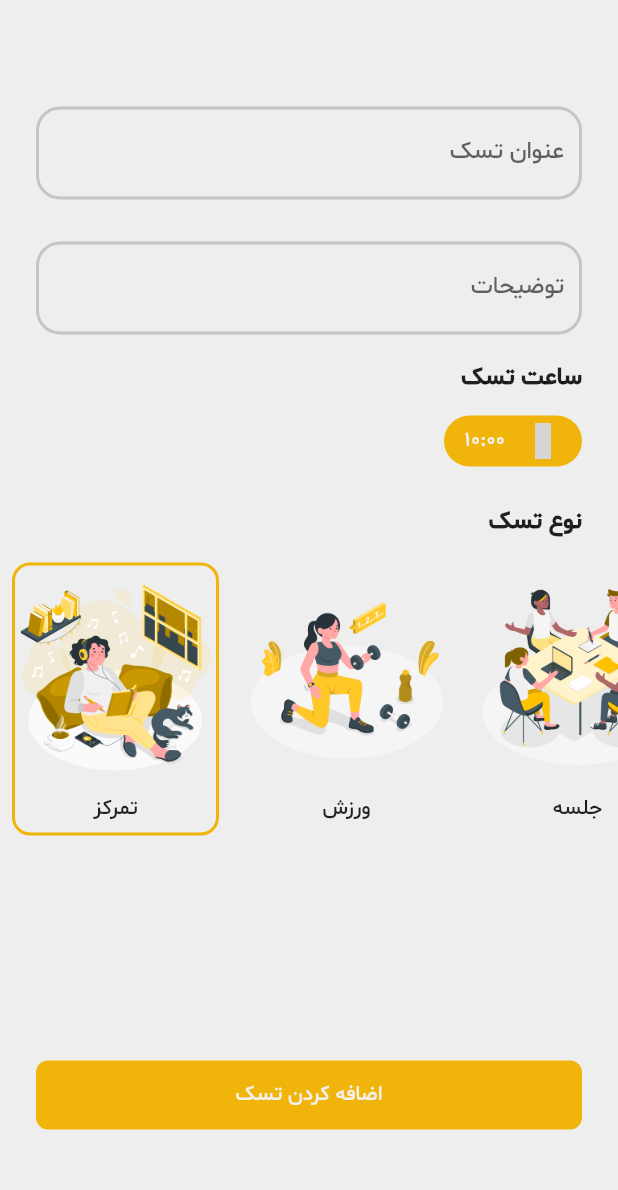
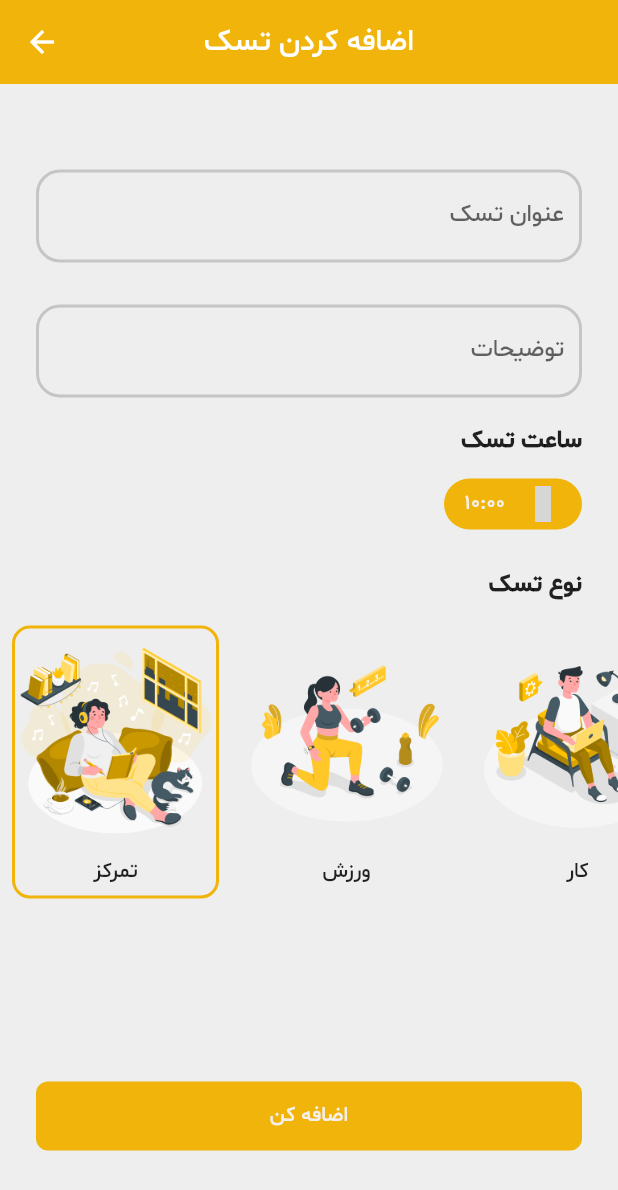
Before and after one commit to ariaramin/taskom, a Flutter app: the screen it shows after launch, after a tap on an icon or button, on a phone screen of 412 x 824 dp. Shown: the top 1190 px of the screen. Run offline on Flutter 3.47's test engine with Material 2 defaults, Android fonts, the phone set to English and light mode, and no system bars; our stand-ins replace hexcolor, hive, hive_flutter, iconsax; missing offline and left inert: day_night_time_picker, msh_checkbox; accounts and stored records are empty; statements that could not run were skipped; grey boxes are pictures that could not be loaded.

Commit message:
last commit

```diff
--- a/lib/main.dart
+++ b/lib/main.dart
@@ -4,9 +4,7 @@ import 'package:taskom/constants/constants.dart';
 import 'package:taskom/models/task.dart';
 import 'package:taskom/models/task_type.dart';
 import 'package:taskom/models/task_type_enum.dart';
-import 'package:taskom/screen/add_task_screen.dart';
 import 'package:taskom/screen/home_screen.dart';
-import 'package:taskom/widgets/task_widget.dart';
 
 void main() async {
   await Hive.initFlutter();
--- a/lib/models/task_type_enum.dart
+++ b/lib/models/task_type_enum.dart
@@ -1,5 +1,4 @@
-import 'package:hive/hive.dart';
-
+import 'package:hive_flutter/hive_flutter.dart';
 part 'task_type_enum.g.dart';
 
 @HiveType(typeId: 5)
@@ -20,5 +19,11 @@ enum TaskTypeEnum {
   studying,
 
   @HiveField(5)
-  workout
+  workout,
+
+  @HiveField(6)
+  party,
+
+  @HiveField(7)
+  date
 }
--- a/lib/screen/add_task_screen.dart
+++ b/lib/screen/add_task_screen.dart
@@ -30,6 +30,7 @@ class _AddTaskScreenState extends State<AddTaskScreen> {
     return Scaffold(
       backgroundColor: greyColor,
       resizeToAvoidBottomInset: false,
+      appBar: _getAppBar(),
       body: SafeArea(
         child: Column(
           mainAxisAlignment: MainAxisAlignment.spaceAround,
@@ -47,7 +48,15 @@ class _AddTaskScreenState extends State<AddTaskScreen> {
                 _getTaskTypeList(),
               ],
             ),
-            Container(
+            _getButton(context),
+          ],
+        ),
+      ),
+    );
+  }
+
+  Widget _getButton(BuildContext context) {
+    return Container(
       width: double.infinity,
       height: 46,
       padding: EdgeInsets.symmetric(horizontal: 24),
@@ -72,14 +81,10 @@ class _AddTaskScreenState extends State<AddTaskScreen> {
           ),
         ),
         child: Text(
-                  'اضافه کردن تسک',
+          'اضافه کن',
           style: TextStyle(
             fontSize: 14,
           ),
-                ),
-              ),
-            ),
-          ],
         ),
       ),
     );
@@ -150,6 +155,11 @@ class _AddTaskScreenState extends State<AddTaskScreen> {
             ],
           ),
         ),
+        Padding(
+          padding: EdgeInsets.symmetric(horizontal: 24),
+          child: Row(
+            mainAxisAlignment: MainAxisAlignment.end,
+            children: [
               InkWell(
                 onTap: () {
                   Navigator.of(context).push(
@@ -175,12 +185,7 @@ class _AddTaskScreenState extends State<AddTaskScreen> {
                     ),
                   );
                 },
-          child: Padding(
-            padding: EdgeInsets.symmetric(horizontal: 24),
-            child: Row(
-              mainAxisAlignment: MainAxisAlignment.end,
-              children: [
-                Container(
+                child: Container(
                   width: 92,
                   height: 34,
                   decoration: BoxDecoration(
@@ -209,8 +214,8 @@ class _AddTaskScreenState extends State<AddTaskScreen> {
                     ],
                   ),
                 ),
+              ),
             ],
-            ),
           ),
         ),
       ],
@@ -340,6 +345,15 @@ class _AddTaskScreenState extends State<AddTaskScreen> {
     return true;
   }
 
+  AppBar _getAppBar() {
+    return AppBar(
+      backgroundColor: primaryColor,
+      elevation: 0,
+      title: Text("اضافه کردن تسک"),
+      centerTitle: true,
+    );
+  }
+
   _addTask(String taskTitle, String taskSubtitle) {
     var task = Task(
       title: taskTitle,
--- a/lib/screen/home_screen.dart
+++ b/lib/screen/home_screen.dart
@@ -20,13 +20,13 @@ class _HomeScreenState extends State<HomeScreen> {
   List<Task>? _taskList;
   ValueListenable<Box<Task>>? _valueListenable;
   bool _isSearchListEmpty = false;
+  String? _searchValue;
   bool _isFabVisible = true;
 
   @override
   void initState() {
     super.initState();
     _taskList = _taskBox.values.toList();
-    _valueListenable = _taskBox.listenable();
   }
 
   @override
@@ -39,12 +39,17 @@ class _HomeScreenState extends State<HomeScreen> {
           mainAxisAlignment: MainAxisAlignment.center,
           crossAxisAlignment: CrossAxisAlignment.center,
           children: [
-            Visibility(
-              visible: !_isSearchListEmpty && _taskList!.isEmpty,
+            ValueListenableBuilder(
+              valueListenable: _taskBox.listenable(),
+              builder: (context, value, child) {
+                return Visibility(
+                  visible: !_isSearchListEmpty && _taskBox.values.isEmpty,
                   child: Padding(
                     padding: EdgeInsets.symmetric(horizontal: 76),
                     child: Image.asset("images/completed.png"),
                   ),
+                );
+              },
             ),
             Visibility(
               visible: _isSearchListEmpty,
@@ -63,11 +68,17 @@ class _HomeScreenState extends State<HomeScreen> {
                 ],
               ),
             ),
-            Visibility(
-              visible: !_isSearchListEmpty,
+            ValueListenableBuilder(
+              valueListenable: _taskBox.listenable(),
+              builder: (context, value, child) {
+                return Visibility(
+                  visible: !_isSearchListEmpty && _taskBox.values.isNotEmpty,
+                  // visible: true,
                   child: Expanded(
                     child: _getTaskList(),
                   ),
+                );
+              },
             ),
           ],
         ),
@@ -78,7 +89,7 @@ class _HomeScreenState extends State<HomeScreen> {
 
   Widget _getTaskList() {
     return ValueListenableBuilder(
-      valueListenable: _valueListenable!,
+      valueListenable: _taskBox.listenable(),
       builder: (context, value, child) {
         return NotificationListener<UserScrollNotification>(
           onNotification: (notification) {
@@ -91,12 +102,21 @@ class _HomeScreenState extends State<HomeScreen> {
             });
             return true;
           },
+          child: Align(
+            alignment: Alignment.topCenter,
             child: ListView.builder(
-            itemCount: _taskBox.values.toList().length,
+              reverse: true,
+              shrinkWrap: true,
+              itemCount: _searchValue == "" || _searchValue == null
+                  ? _taskBox.values.toList().length
+                  : _taskList!.length,
               itemBuilder: (context, index) {
-              var task = _taskBox.values.toList()[index];
+                var task = _searchValue == "" || _searchValue == null
+                    ? _taskBox.values.toList()[index]
+                    : _taskList![index];
                 return _getListItem(task);
               },
+            ),
           ),
         );
       },
@@ -108,9 +128,6 @@ class _HomeScreenState extends State<HomeScreen> {
       key: UniqueKey(),
       onDismissed: (direction) {
         task.delete();
-        setState(() {
-          _taskList = _taskBox.values.toList();
-        });
       },
       child: TaskWidget(task),
     );
@@ -154,7 +171,7 @@ class _HomeScreenState extends State<HomeScreen> {
       title: Text("تسکام"),
       centerTitle: true,
       bottom: PreferredSize(
-        preferredSize: Size.fromHeight(62),
+        preferredSize: Size.fromHeight(82),
         child: _getSearchBox(context),
       ),
     );
@@ -165,7 +182,7 @@ class _HomeScreenState extends State<HomeScreen> {
       padding: EdgeInsets.only(
         left: 12,
         right: 12,
-        top: 20,
+        top: 22,
         bottom: 14,
       ),
       child: Directionality(
@@ -207,6 +224,10 @@ class _HomeScreenState extends State<HomeScreen> {
   }
 
   void _search(String value) {
+    setState(() {
+      _searchValue = value;
+    });
+
     List<Task> searchedList = [];
     searchedList = _taskBox.values.toList().where((element) {
       return element.title.toLowerCase().contains(value.toLowerCase()) ||
--- a/lib/utility/utility.dart
+++ b/lib/utility/utility.dart
@@ -1,5 +1,3 @@
-import 'dart:collection';
-
 import 'package:taskom/models/task_type.dart';
 import 'package:taskom/models/task_type_enum.dart';
 
@@ -16,19 +14,29 @@ List<TaskType> getTaskTypeList() {
       taskTypeEnum: TaskTypeEnum.workout,
     ),
     TaskType(
+      image: "images/working.png",
+      title: "کار",
+      taskTypeEnum: TaskTypeEnum.working,
+    ),
+    TaskType(
       image: "images/meeting.png",
       title: "جلسه",
       taskTypeEnum: TaskTypeEnum.meeting,
     ),
     TaskType(
-      image: "images/working.png",
-      title: "کار",
-      taskTypeEnum: TaskTypeEnum.working,
+      image: "images/date.png",
+      title: "ملاقات",
+      taskTypeEnum: TaskTypeEnum.date,
     ),
     TaskType(
       image: "images/studying.png",
-      title: "درس خواندن",
+      title: "مطالعه",
       taskTypeEnum: TaskTypeEnum.studying,
+    ),
+    TaskType(
+      image: "images/party.png",
+      title: "مهمونی",
+      taskTypeEnum: TaskTypeEnum.party,
     ),
     TaskType(
       image: "images/meditation.png",
--- a/lib/widgets/task_widget.dart
+++ b/lib/widgets/task_widget.dart
@@ -76,6 +76,7 @@ class _TaskWidgetState extends State<TaskWidget> {
                       fontSize: 14,
                       fontWeight: FontWeight.bold,
                     ),
+                    textDirection: TextDirection.rtl,
                   ),
                   // _getTitle(),
                 ],
@@ -84,8 +85,10 @@ class _TaskWidgetState extends State<TaskWidget> {
                 widget.task.subTitle,
                 style: TextStyle(
                   fontSize: 12,
+                  color: blackColor.withOpacity(.6),
                 ),
                 overflow: TextOverflow.ellipsis,
+                textDirection: TextDirection.rtl,
               ),
               Spacer(),
               _getButtons(),
```
Also changed, not shown: lib/screen/edit_task_screen.dart (+27 -13 lines), images/date.png (added), images/party.png (added), lib/models/task_type_enum.g.dart, preview/preview.png (added), 1 other file. Lines whose indentation alone changed are shown as unchanged.
